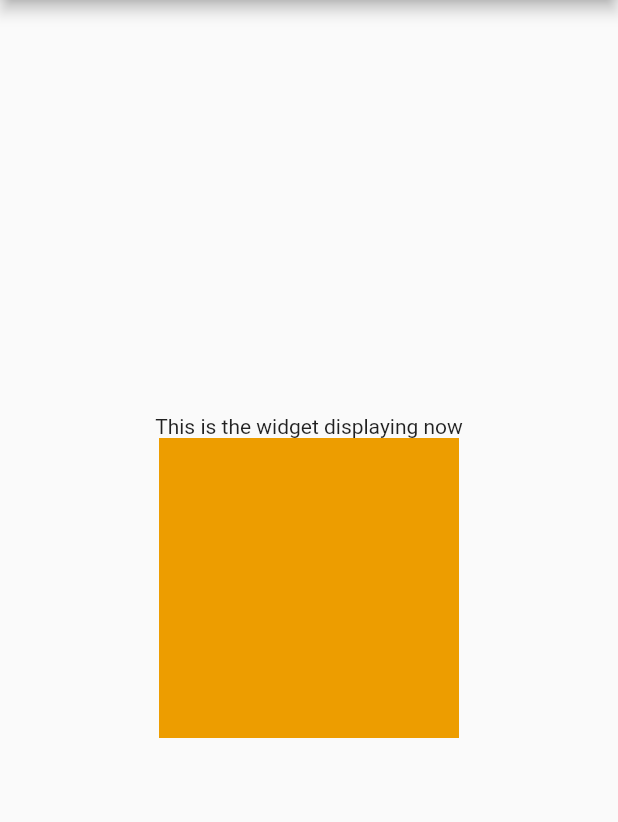
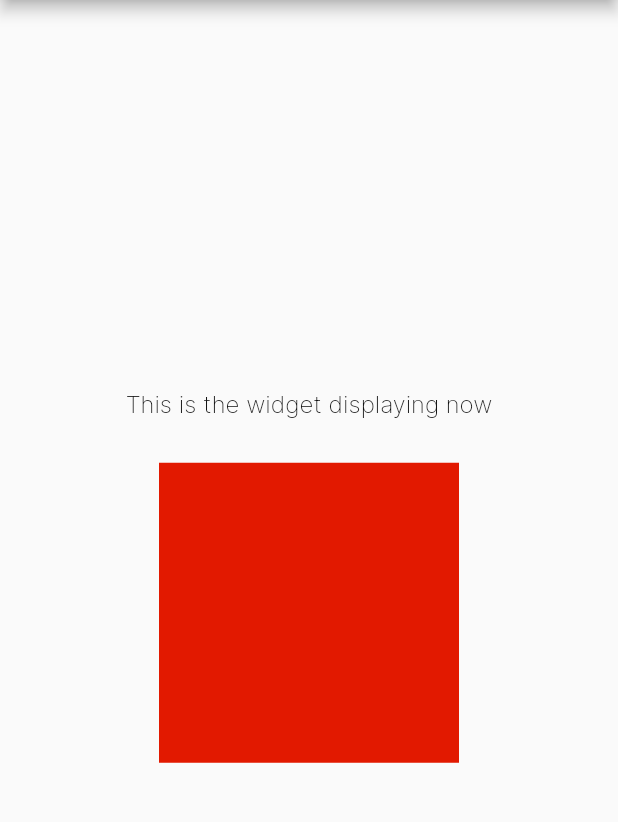
Before and after one commit to MayJuun/design_system, a Flutter app: the screen it shows after launch, on a phone screen of 412 x 824 dp, the part 84-906 px from its top. Run offline on Flutter 3.47's test engine with Material 2 defaults, Android fonts, the phone set to English and light mode, and no system bars.

Commit message:
chore: Typography setup

```diff
--- a/lib/colors/color_codes.dart
+++ b/lib/colors/color_codes.dart
@@ -25,6 +25,7 @@ class ColorCodes {
 //COLOR Grey//
   static Color GRY400 = const Color(0XFF5E5E5E);
   static Color GRY500 = const Color(0XFFBABABA);
+  static Color GRY600 = const Color(0XFFBABABA);
   static Color GRY800 = const Color(0XFFC2C2C2);
   static Color GRY900 = const Color(0XFFF0F0F0);
   static Color GRY1K = const Color(0XFFF8F8F8);
--- a/lib/colors/color_labels.dart
+++ b/lib/colors/color_labels.dart
@@ -1,6 +1,6 @@
 import 'package:design_system/colors/color_codes.dart';
 import 'package:flutter/material.dart';
-//This class contains all labled light theme colors.
+//This class contains all labeled light theme colors.
 // ignore_for_file: avoid_classes_with_only_static_members
 
 class LightThemeColors {
@@ -38,7 +38,7 @@ class LightThemeColors {
   static Color contentWarning = ColorCodes.ORN300;
 }
 
-///This class contains all labled dark theme colors.
+///This class contains all labeled dark theme colors.
 class DarkThemeColors {
   //Functional Colors
   static Color negative = ColorCodes.RED300;
--- a/lib/main.dart
+++ b/lib/main.dart
@@ -1,3 +1,4 @@
+import 'package:design_system/typography/typography.dart';
 import 'package:flutter/material.dart';
 import 'colors/colors.dart';
 
@@ -42,11 +43,15 @@
           mainAxisAlignment: MainAxisAlignment.center,
           children: <Widget>[
             //All the design system widgets to be tested should be thrown below.
-            const Text(
+            Text(
               'This is the widget displaying now',
+              style: MayJuunType.p2,
+            ),
+            const SizedBox(
+              height: 30,
             ),
             //This is where we display any widget that we are working on.
-            Container(height: 200, width: 200, color: ColorCodes.ORN400)
+            Container(height: 200, width: 200, color: LightThemeColors.negative)
           ],
         ),
       ),
--- a/lib/themes/themes.dart
+++ b/lib/themes/themes.dart
@@ -1,21 +1,5 @@
-// import 'package:flutter/material.dart';
+import 'package:design_system/typography/typography.dart';
+import 'package:flutter/material.dart';
 
 // //This class is the entry point
-// class MayJuunDesignSystem {
-//   ThemeData initialize = ThemeData(
-//     colorScheme: ColorScheme(
-//         primary: AppColors.background,
-//         primaryVariant: AppColors.backgroundVariant,
-//         secondary: AppColors.red,
-//         secondaryVariant: AppColors.red,
-//         surface: AppColors.background,
-//         background: AppColors.background,
-//         error: Colors.red,
-//         onPrimary: AppColors.white,
-//         onSecondary: AppColors.white,
-//         onSurface: AppColors.white,
-//         onBackground: AppColors.white,
-//         onError: AppColors.white,
-//         brightness: Brightness.light),
-//   );
-// }
+class MayJuunDesignSystem {}
--- /dev/null
+++ b/lib/typography/typography.dart
@@ -0,0 +1,105 @@
+import 'package:design_system/colors/colors.dart';
+import 'package:flutter/material.dart';
+
+// ignore_for_file: avoid_classes_with_only_static_members
+class MayJuunType {
+  // %%%%%%%%%%%%%%%%%%%%%%%%%%%%%%%%%%%%%%%%%%
+  //DISPLAY
+  // %%%%%%%%%%%%%%%%%%%%%%%%%%%%%%%%%%%%%%%%%%
+  static TextStyle display1 = TextStyle(
+    fontSize: 72,
+    color: LightThemeColors.contentPrimary,
+    fontFamily: 'Inter-Regular',
+  );
+  static TextStyle display2 = TextStyle(
+      fontSize: 58,
+      color: LightThemeColors.contentPrimary,
+      fontFamily: 'Inter-Regular');
+  static TextStyle display3 = TextStyle(
+      fontSize: 45,
+      color: LightThemeColors.contentPrimary,
+      fontFamily: 'Inter-Regular');
+  static TextStyle display4 = TextStyle(
+      fontSize: 36,
+      color: LightThemeColors.contentPrimary,
+      fontFamily: 'Inter-Regular');
+
+  // %%%%%%%%%%%%%%%%%%%%%%%%%%%%%%%%%%%%%%%%%%
+  //HEADING
+  // %%%%%%%%%%%%%%%%%%%%%%%%%%%%%%%%%%%%%%%%%%
+
+  static TextStyle heading1 = TextStyle(
+      fontSize: 40,
+      color: LightThemeColors.contentPrimary,
+      fontFamily: 'Inter-Semibold');
+
+  static TextStyle heading2 = TextStyle(
+      fontSize: 36,
+      color: LightThemeColors.contentPrimary,
+      fontFamily: 'Inter-Semibold');
+
+  static TextStyle heading3 = TextStyle(
+      fontSize: 32,
+      color: LightThemeColors.contentPrimary,
+      fontFamily: 'Inter-Semibold');
+
+  static TextStyle heading4 = TextStyle(
+      fontSize: 28,
+      color: LightThemeColors.contentPrimary,
+      fontFamily: 'Inter-Semibold');
+
+  static TextStyle heading5 = TextStyle(
+      fontSize: 24,
+      color: LightThemeColors.contentPrimary,
+      fontFamily: 'Inter-Semibold');
+
+  static TextStyle heading6 = TextStyle(
+      fontSize: 20,
+      color: LightThemeColors.contentPrimary,
+      fontFamily: 'Inter-Semibold');
+
+  // %%%%%%%%%%%%%%%%%%%%%%%%%%%%%%%%%%%%%%%%%%
+  //LABEL
+  // %%%%%%%%%%%%%%%%%%%%%%%%%%%%%%%%%%%%%%%%%%
+  static TextStyle label1 = TextStyle(
+      fontSize: 18,
+      color: LightThemeColors.contentPrimary,
+      fontFamily: 'Inter-medium');
+  static TextStyle label2 = TextStyle(
+      fontSize: 16,
+      color: LightThemeColors.contentPrimary,
+      fontFamily: 'Inter-medium');
+  static TextStyle label3 = TextStyle(
+      fontSize: 14,
+      color: LightThemeColors.contentPrimary,
+      fontFamily: 'Inter-medium');
+  static TextStyle label4 = TextStyle(
+      fontSize: 12,
+      color: LightThemeColors.contentPrimary,
+      fontFamily: 'Inter-medium');
+
+  // %%%%%%%%%%%%%%%%%%%%%%%%%%%%%%%%%%%%%%%%%%
+  //PARAGRAPGH
+  // %%%%%%%%%%%%%%%%%%%%%%%%%%%%%%%%%%%%%%%%%%
+  static FontWeight paragrapghWeight = FontWeight.w300;
+  static TextStyle p1 = TextStyle(
+      fontSize: 18,
+      color: LightThemeColors.contentPrimary,
+      fontFamily: 'Inter-ExtraLight',
+      fontWeight: paragrapghWeight);
+  static TextStyle p2 = TextStyle(
+      fontSize: 16,
+      color: LightThemeColors.contentPrimary,
+      fontFamily: 'Inter-ExtraLight',
+      fontWeight: paragrapghWeight);
+  static TextStyle p3 = TextStyle(
+      fontSize: 14,
+      color: LightThemeColors.contentPrimary,
+      fontFamily: 'Inter-ExtraLight',
+      fontWeight: paragrapghWeight);
+  static TextStyle p4 = TextStyle(
+      fontSize: 12,
+      color: LightThemeColors.contentPrimary,
+      fontFamily: 'Inter-ExtraLight',
+      fontWeight: paragrapghWeight);
+}
```
Also changed, not shown: pubspec.yaml (+13 -5 lines), lib/utils/units_converter.dart (added).
